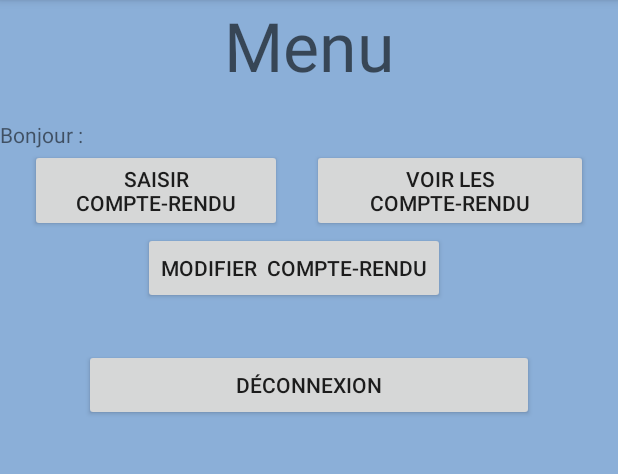
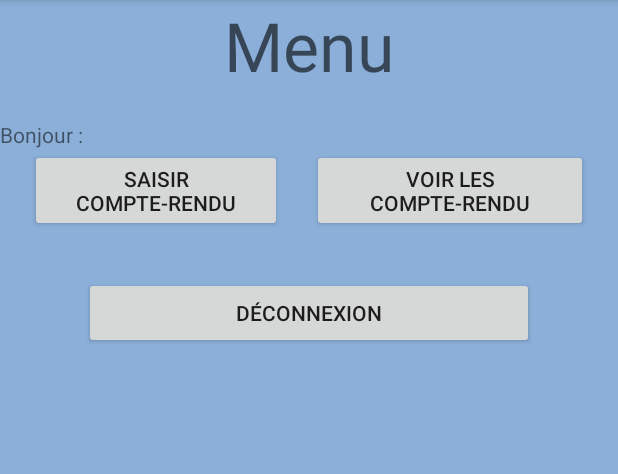
Before and after one commit to tite-lou/GSBAndroid, an Android app: the GsbMenuActivity screen opened directly, with no data from a screen before it, on a phone screen of 412 x 824 dp, the part 84-558 px from its top. Run offline under Robolectric (Android 15) with nearby library versions, the phone set to English and light mode, and no system bars; our stand-ins replace Volley; network calls fail.

```diff
--- a/app/src/main/java/fr/lc/sio/lt/gsbmission5/LeCPActivity.java
+++ b/app/src/main/java/fr/lc/sio/lt/gsbmission5/LeCPActivity.java
@@ -40,7 +40,7 @@ public class LeCPActivity extends AppCompatActivity {
         leText2 = (TextView) findViewById(R.id.textView2);
         leText3 = (TextView) findViewById(R.id.textView3);
         leText4 = (TextView) findViewById(R.id.textView4);
-       int numRapport = prefs.getInt("numRapport",0)+1;
+       int numRapport = prefs.getInt("numRapport",0);
        leText2.setText(" "+ String.valueOf(numRapport));
        this.AfficherLeCp(numRapport);
        String leVisiteur = "Realiser par :"+prefs.getString("nom","")+" "+prefs.getString("prenom","");
--- a/app/src/main/res/layout/activity_gsb_menu.xml
+++ b/app/src/main/res/layout/activity_gsb_menu.xml
@@ -44,37 +44,25 @@
             android:id="@+id/btn_saisir"
             android:layout_width="wrap_content"
             android:layout_height="wrap_content"
+            android:layout_marginLeft="20dp"
             android:layout_weight="0.5"
-            android:layout_marginLeft="20dp"
 
-            android:text="Saisir Compte-Rendu"
-            android:onClick="saisirCP"/>
+            android:onClick="saisirCP"
+            android:text="Saisir Compte-Rendu" />
 
         <Button
             android:id="@+id/btn_voir"
             android:layout_width="wrap_content"
             android:layout_height="wrap_content"
-            android:layout_weight="0.5"
             android:layout_marginLeft="20dp"
             android:layout_marginRight="20dp"
+            android:layout_weight="0.5"
 
-            android:text="Voir Les Compte-Rendu"
             android:onClick="voirCP"
-            />
+            android:text="Voir Les Compte-Rendu" />
 
 
     </LinearLayout>
-
-    <Button
-        android:id="@+id/btn_modifier"
-        android:layout_width="wrap_content"
-        android:layout_height="wrap_content"
-        android:layout_marginLeft="95dp"
-        android:layout_marginRight="30dp"
-
-
-        android:onClick="choisirModifier"
-        android:text="Modifier  Compte-Rendu" />
 
     <Button
         android:layout_width="wrap_content"
```
Also changed, not shown: app/src/main/java/fr/lc/sio/lt/gsbmission5/VoirCPActivity.java (+38 -26 lines).
